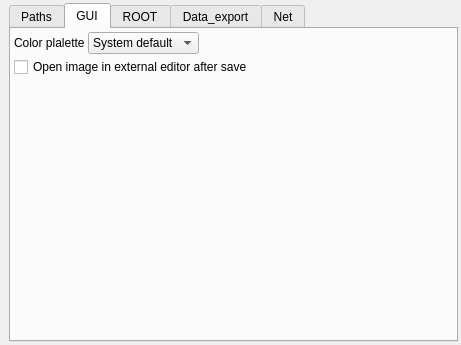
Before: the Qt Designer form ants3bundle/src/ants3/gui/aglobsetwindow.ui in andrmor/ANTS3bundle, drawn with Qt 5.
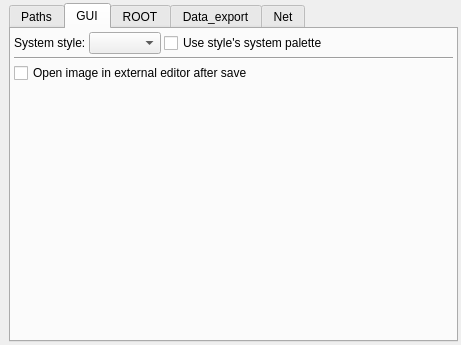
After: the same form once the commit is applied. The open tabs and pages were chosen to show the change.

```diff
--- a/ants3bundle/src/ants3/gui/aglobsetwindow.ui
+++ b/ants3bundle/src/ants3/gui/aglobsetwindow.ui
@@ -269,7 +269,7 @@
           <item>
            <widget class="QLabel" name="label_2">
             <property name="text">
-             <string>Color plalette</string>
+             <string>System style:</string>
             </property>
            </widget>
           </item>
@@ -281,21 +281,13 @@
               <verstretch>0</verstretch>
              </sizepolicy>
             </property>
-            <item>
-             <property name="text">
-              <string>System default</string>
-             </property>
+           </widget>
             </item>
             <item>
+           <widget class="QCheckBox" name="cbUseStyleSystPalette">
              <property name="text">
-              <string>Light theme</string>
-             </property>
-            </item>
-            <item>
-             <property name="text">
-              <string>Dark theme</string>
-             </property>
-            </item>
+             <string>Use style's system palette</string>
+            </property>
            </widget>
           </item>
           <item>
@@ -313,6 +305,13 @@
           </item>
          </layout>
         </item>
+        <item>
+         <widget class="Line" name="line_6">
+          <property name="orientation">
+           <enum>Qt::Horizontal</enum>
+          </property>
+         </widget>
+        </item>
         <item>
          <widget class="QCheckBox" name="cbOpenImageExternalEditor">
           <property name="text">
```
Left out of the diff: 2 changed lines with no effect on the pictures. Lines whose indentation alone changed are shown as unchanged.
